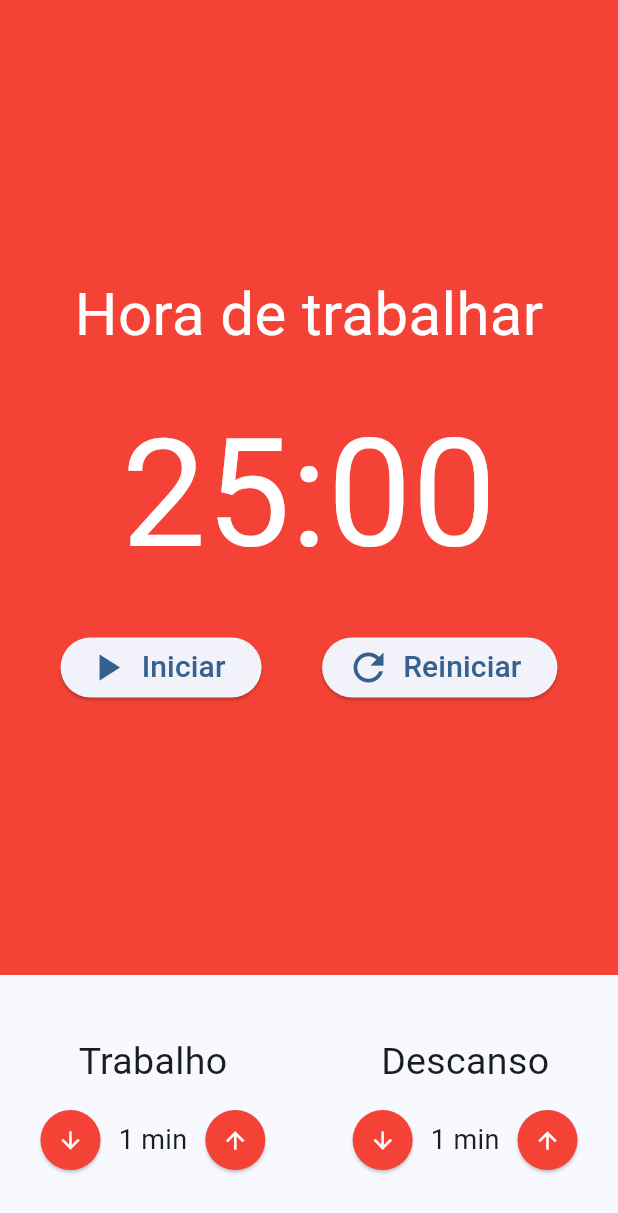
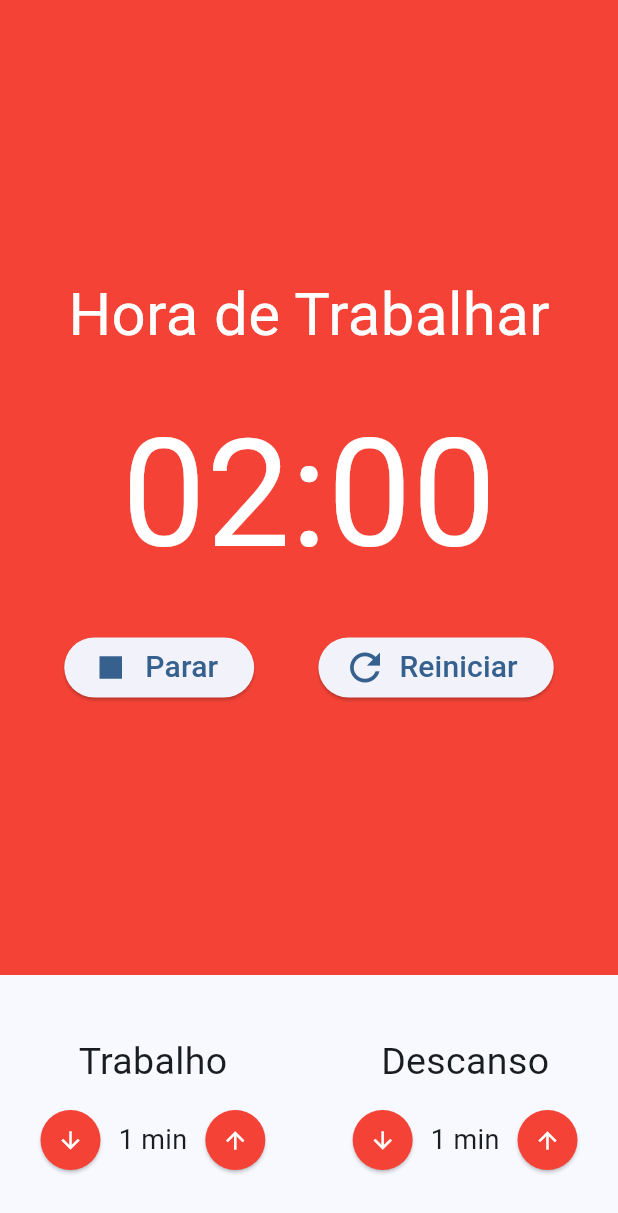
Before and after one commit to Matheus-Doerzbacher/pomodoro, a Flutter app: the screen it shows after launch, after a tap on "Iniciar", on a phone screen of 412 x 824 dp. Shown: the top 1213 px of the screen. Run offline on Flutter 3.47's test engine with Material 3 defaults, Android fonts, the phone set to English and light mode, and no system bars; our stand-ins replace flutter_mobx, mobx; generated files the repository leaves out were written again.

Commit message:
final aula 464

```diff
--- a/lib/widgets/cronometro.dart
+++ b/lib/widgets/cronometro.dart
@@ -1,50 +1,60 @@
 import 'package:flutter/material.dart';
+import 'package:flutter_mobx/flutter_mobx.dart';
+import 'package:pomodoro/store/pomodoro_store.dart';
 import 'package:pomodoro/widgets/cronometro_botao.dart';
+import 'package:provider/provider.dart';
 
 class Cronometro extends StatelessWidget {
   const Cronometro({super.key});
 
   @override
   Widget build(BuildContext context) {
+    final store = Provider.of<PomodoroStore>(context);
+
     return Container(
-      color: Colors.red,
-      child: const Column(
+      color: store.estaTrabalhando() ? Colors.red : Colors.green,
+      child: Column(
         mainAxisAlignment: MainAxisAlignment.center,
         children: [
           Text(
-            "Hora de trabalhar",
-            style: TextStyle(
+            store.estaTrabalhando() ? "Hora de Trabalhar" : "Hora de descansar",
+            style: const TextStyle(
               fontSize: 40,
               color: Colors.white,
             ),
           ),
-          SizedBox(height: 20),
+          const SizedBox(height: 20),
           Text(
-            "25:00",
-            style: TextStyle(
+            "${store.minutos.toString().padLeft(2, '0')}:${store.segundos.toString().padLeft(2, '0')}",
+            style: const TextStyle(
               fontSize: 100,
               color: Colors.white,
             ),
           ),
-          SizedBox(height: 20),
-          Row(
+          const SizedBox(height: 20),
+          Observer(
+            builder: (_) => Row(
               mainAxisAlignment: MainAxisAlignment.spaceEvenly,
               children: [
+                if (!store.iniciado)
                   CronometroBotao(
                     texto: "Iniciar",
                     icone: Icons.play_arrow,
+                    click: store.iniciar,
                   ),
-              /*
+                if (store.iniciado)
                   CronometroBotao(
                     texto: "Parar",
                     icone: Icons.stop,
+                    click: store.parar,
                   ),
-              */
                 CronometroBotao(
                   texto: "Reiniciar",
                   icone: Icons.refresh,
+                  click: store.reiniciar,
                 ),
               ],
+            ),
           )
         ],
       ),
--- a/lib/widgets/cronometro_botao.dart
+++ b/lib/widgets/cronometro_botao.dart
@@ -3,17 +3,19 @@ import 'package:flutter/material.dart';
 class CronometroBotao extends StatelessWidget {
   final String texto;
   final IconData icone;
+  final void Function()? click;
 
   const CronometroBotao({
     super.key,
     required this.texto,
     required this.icone,
+    this.click,
   });
 
   @override
   Widget build(BuildContext context) {
     return ElevatedButton.icon(
-      onPressed: () {},
+      onPressed: click,
       icon: Icon(
         icone,
         size: 30,
--- a/lib/widgets/entrada_tempo.dart
+++ b/lib/widgets/entrada_tempo.dart
@@ -1,4 +1,6 @@
 import 'package:flutter/material.dart';
+import 'package:pomodoro/store/pomodoro_store.dart';
+import 'package:provider/provider.dart';
 
 class EntradaTempo extends StatelessWidget {
   final String titulo;
@@ -16,6 +18,8 @@ class EntradaTempo extends StatelessWidget {
 
   @override
   Widget build(BuildContext context) {
+    final store = Provider.of<PomodoroStore>(context);
+
     return Column(
       crossAxisAlignment: CrossAxisAlignment.center,
       children: [
@@ -31,7 +35,7 @@ class EntradaTempo extends StatelessWidget {
               onPressed: decrementar,
               style: ElevatedButton.styleFrom(
                 shape: const CircleBorder(),
-                backgroundColor: Colors.red,
+                backgroundColor: store.estaTrabalhando() ? Colors.red : Colors.green,
                 padding: const EdgeInsets.all(10),
               ),
               child: const Icon(
@@ -47,7 +51,7 @@ class EntradaTempo extends StatelessWidget {
               onPressed: incrementar,
               style: ElevatedButton.styleFrom(
                 shape: const CircleBorder(),
-                backgroundColor: Colors.red,
+                backgroundColor: store.estaTrabalhando() ? Colors.red : Colors.green,
                 padding: const EdgeInsets.all(10),
               ),
               child: const Icon(
```
Also changed, not shown: lib/store/pomodoro_store.dart (+36 -0 lines), lib/store/pomodoro_store.g.dart. Lines whose indentation alone changed are shown as unchanged.
